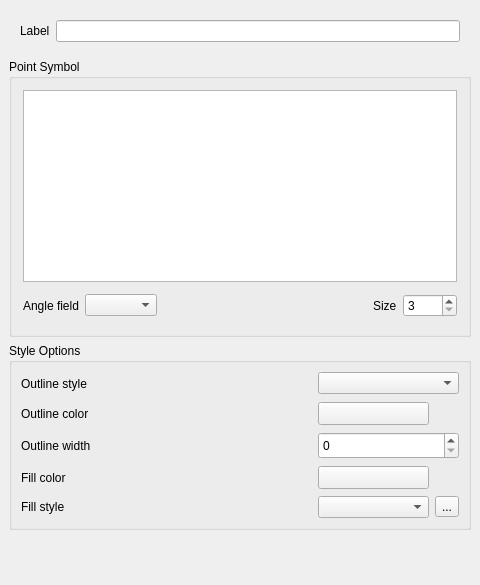
First picture: the form in branches/renderer/src/ui/qgssinglesymboldialogbase.ui, repository stopa85/Quantum-GIS, before the edit.
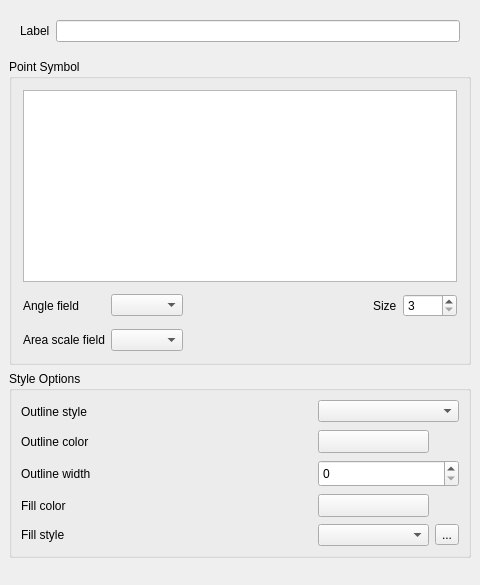
Second picture: the form after the edit. Custom widgets are drawn as their Qt base class.

The edit to the form file:
```diff
--- a/branches/renderer/src/ui/qgssinglesymboldialogbase.ui
+++ b/branches/renderer/src/ui/qgssinglesymboldialogbase.ui
@@ -366,6 +366,16 @@
         </property>
        </widget>
       </item>
+      <item row="2" column="0" >
+       <widget class="QLabel" name="textLabel9" >
+        <property name="text" >
+         <string>Area scale field</string>
+        </property>
+        <property name="buddy" >
+         <cstring>mScaleClassificationComboBox</cstring>
+        </property>
+       </widget>
+      </item>
       <item row="1" column="1" >
        <widget class="QComboBox" name="mAngleClassificationComboBox" >
         <property name="minimumSize" >
@@ -376,6 +386,16 @@
         </property>
        </widget>
       </item>
+      <item row="2" column="1" >
+       <widget class="QComboBox" name="mScaleClassificationComboBox" >
+        <property name="minimumSize" >
+         <size>
+          <width>0</width>
+          <height>20</height>
+         </size>
+        </property>
+       </widget>
+      </item>
       <item row="1" column="2" >
        <spacer>
         <property name="orientation" >
```
